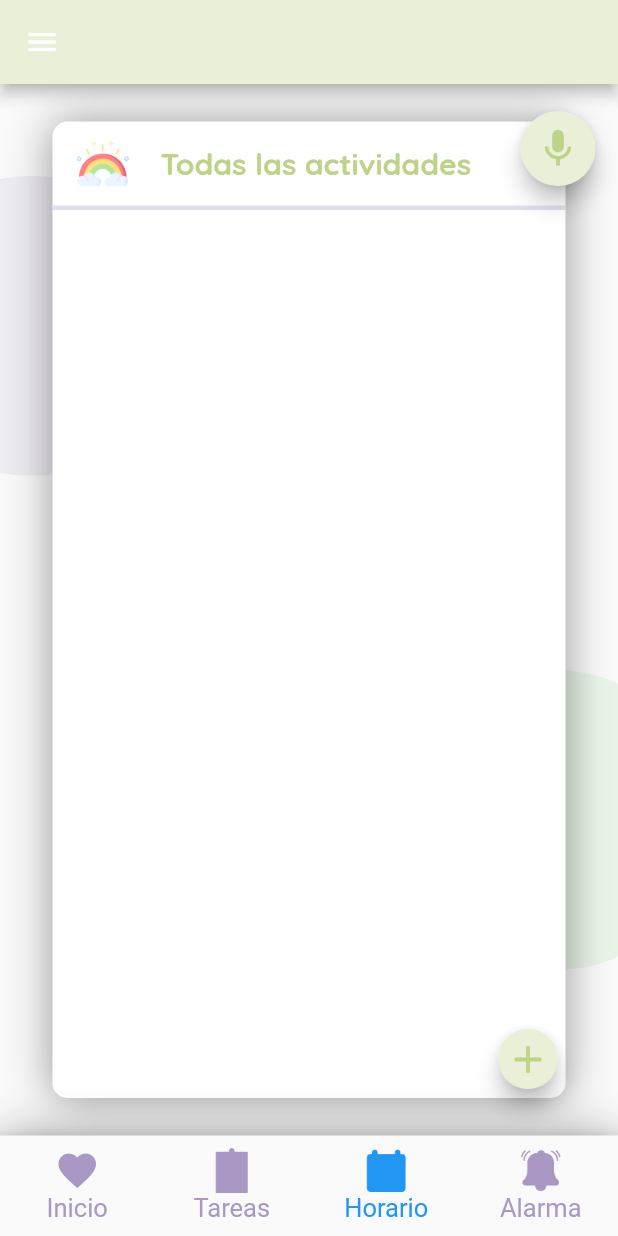
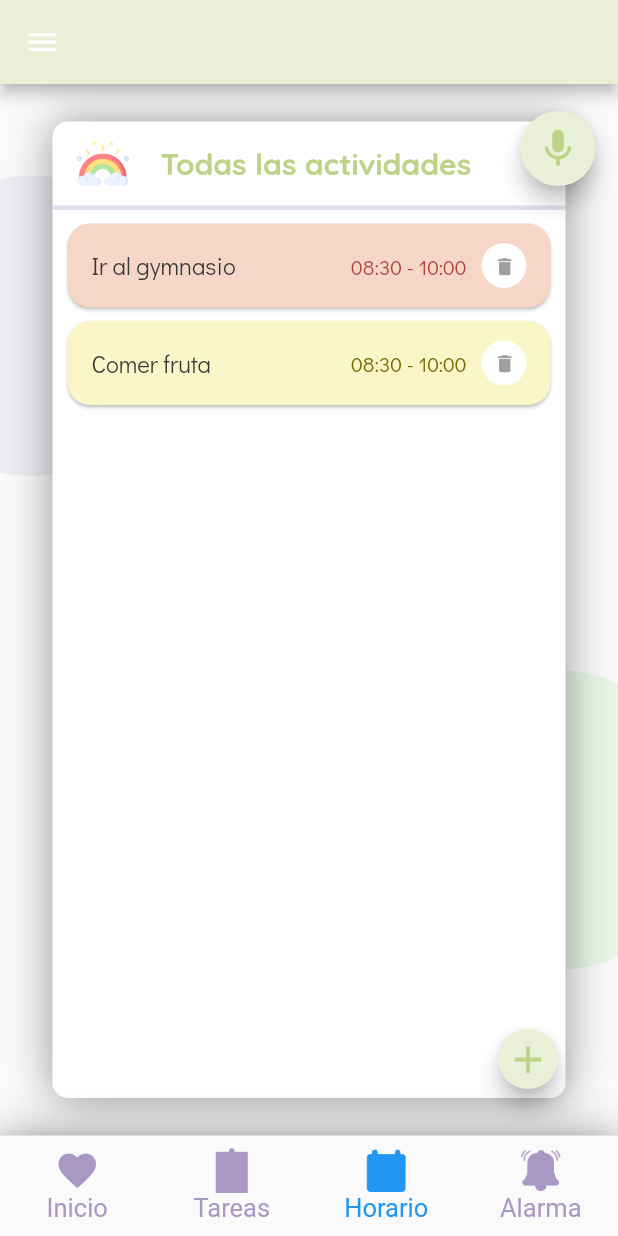
Before and after one commit to MicaelaGordillo/agenda_project, a Flutter app: the screen it shows after launch, item 3 of the bottom bar chosen, on a phone screen of 412 x 824 dp. Run offline on Flutter 3.47's test engine with Material 2 defaults, Android fonts, the phone set to English and light mode, and no system bars; our stand-ins replace sqflite; accounts and stored records are empty.

```diff
--- a/lib/main.dart
+++ b/lib/main.dart
@@ -3,6 +3,9 @@ import 'package:agenda_project/screens/screen_alarmas.dart';
 import 'package:agenda_project/screens/screen_inicio.dart';
 import 'package:agenda_project/screens/screen_tareas.dart';
 import 'package:flutter/material.dart';
+import 'clases/actividad.dart';
+import 'clases/alarm.dart';
+import 'clases/tarea.dart';
 
 void main() {
   runApp(const MyApp());
@@ -34,14 +37,17 @@ class _MyAppStfState extends State<MyAppStf> {
   late Widget _page3;
   late int _currentIndex;
   late Widget _currentPage;
+  List<Tarea> tareas = [];
+  List <Alarm> alarms = [];
+  List<Actividad> actividades = [];
 
   @override
   void initState() {
     super.initState();
-    _page0 = const ScreenMain();
-    _page1 = const ScreenWork();
-    _page2 = const ScreenActividades();
-    _page3 = const ScreenAlarm();
+    _page0 = ScreenMain(tareas, alarms, actividades);
+    _page1 = ScreenWork(tareas);
+    _page2 = ScreenActividades(actividades);
+    _page3 = ScreenAlarm(alarms);
     _pages = [_page0, _page1, _page2, _page3];
     _currentIndex = 0;
     _currentPage = _page0;
@@ -54,9 +60,35 @@ class _MyAppStfState extends State<MyAppStf> {
     });
   }
 
+  void llenarListas(){
+    var tarea1 = Tarea(cod_tarea: 1, descripcion: 'Tarea física', fecha_inicio: '2022-06-03', terminada: false);
+    var tarea2 = Tarea(cod_tarea: 2, descripcion: 'Tarea matemáticas', fecha_inicio: '2022-06-03', terminada: false);
+    if(tareas.isEmpty){
+      tareas.add(tarea1); tareas.add(tarea2);
+    } else {
+      if(tareas.length == 1){
+        tareas.add(tarea1);
+      }
+    }
+    var actividad1 = Actividad(cod_actividad: 0,descripcion: 'Ir al gymnasio',fecha_inicio: '2022-06-03', fecha_final: '2022-06-13', hora_inicio: '08:30', hora_final: '10:00',);
+    var actividad2 = Actividad(cod_actividad: 0, descripcion: 'Comer fruta', fecha_inicio: '2022-06-03', fecha_final: '2022-06-13', hora_inicio: '08:30', hora_final: '10:00',);
+    if(actividades.isEmpty){
+      actividades.add(actividad1); actividades.add(actividad2);
+    } else if (actividades.length == 1){
+      actividades.add(actividad1);
+    }
+    Alarm aux = Alarm('20220-06-13', '10:00', 'Alarma 1');
+    Alarm aux1 = Alarm('20220-06-08', '15:35', 'Alarma 2');
+    if(alarms.isEmpty){
+      alarms.add(aux); alarms.add(aux1);
+    } else if (alarms.length == 1){
+      alarms.add(aux);
+    }
+  }
 
   @override
   Widget build(BuildContext context) {
+    llenarListas();
     return Scaffold(
         body: _pages[_currentIndex],
         bottomNavigationBar: Container(
--- a/lib/screens/screen_actividades.dart
+++ b/lib/screens/screen_actividades.dart
@@ -4,7 +4,8 @@ import 'package:intl/intl.dart';
 import '../clases/tarea.dart';
 
 class ScreenActividades extends StatefulWidget {
-  const ScreenActividades({Key? key}) : super(key: key);
+  List<Actividad> activities;
+  ScreenActividades(this.activities);
 
   @override
   State<ScreenActividades> createState() => _ScreenActividadesState();
@@ -39,6 +40,7 @@ class _ScreenActividadesState extends State<ScreenActividades> {
 
   @override
   Widget build(BuildContext context) {
+    actividades = widget.activities;
     return MaterialApp(
       debugShowCheckedModeBanner: false,
       title: 'Agenda',
--- a/lib/screens/screen_alarmas.dart
+++ b/lib/screens/screen_alarmas.dart
@@ -3,7 +3,8 @@ import 'package:intl/intl.dart';
 import '../clases/alarm.dart';
 
 class ScreenAlarm extends StatefulWidget {
-  const ScreenAlarm({Key? key}) : super(key: key);
+  List <Alarm> alarmas;
+  ScreenAlarm(this.alarmas);
 
   @override
   State<ScreenAlarm> createState() => _ScreenAlarmState();
@@ -39,6 +40,7 @@ class _ScreenAlarmState extends State<ScreenAlarm> {
 
   @override
   Widget build(BuildContext context) {
+    alarms = widget.alarmas;
     return MaterialApp(
       debugShowCheckedModeBanner: false,
       title: 'Agenda',
--- a/lib/screens/screen_inicio.dart
+++ b/lib/screens/screen_inicio.dart
@@ -1,3 +1,4 @@
+import 'package:agenda_project/screens/screen_alarmas.dart';
 import 'package:flutter/material.dart';
 import 'package:intl/intl.dart';
 import '../clases/actividad.dart';
@@ -5,7 +6,10 @@ import '../clases/alarm.dart';
 import '../clases/tarea.dart';
 
 class ScreenMain extends StatefulWidget {
-  const ScreenMain({Key? key}) : super(key: key);
+  List<Tarea> works;
+  List <Alarm> alarmas;
+  List<Actividad> activities;
+  ScreenMain(this.works, this. alarmas, this.activities);
 
   @override
   State<ScreenMain> createState() => _ScreenMainState();
@@ -26,27 +30,12 @@ class _ScreenMainState extends State<ScreenMain> {
     });
   }
 
-  void llenarListas(){
-    var tarea1 = Tarea(cod_tarea: 1, descripcion: 'Tarea física', fecha_inicio: '2022-06-03', terminada: false);
-    var tarea2 = Tarea(cod_tarea: 2, descripcion: 'Tarea matemáticas', fecha_inicio: '2022-06-03', terminada: false);
-    tareas.add(tarea1); tareas.add(tarea2);
-    var actividad = Actividad(
-      cod_actividad: 0,
-      descripcion: 'Ir al gymnasio',
-      fecha_inicio: '2022-06-03',
-      fecha_final: '2022-06-13',
-      hora_inicio: '08:30',
-      hora_final: '10:00',
-    );
-    actividades.add(actividad); actividades.add(actividad);
-    Alarm aux = Alarm('20220-06-13', '10:00', 'Alarma 1');
-    Alarm aux1 = Alarm('20220-06-08', '15:35', 'Alarma 2');
-    alarms.add(aux); alarms.add(aux1);
-  }
-
   @override
   Widget build(BuildContext context) {
-    llenarListas();
+    tareas = widget.works;
+    alarms = widget.alarmas;
+    actividades = widget.activities;
+
     return MaterialApp(
       debugShowCheckedModeBanner: false,
       title: 'Agenda',
@@ -270,10 +259,15 @@ class _ScreenMainState extends State<ScreenMain> {
                           ),
                         ),
                       ),
-                      const ListTile(
-                        trailing: Text('Ver más',
-                          style: TextStyle(color: Colors.blue, fontSize: 18, fontWeight: FontWeight.bold, fontFamily: 'Quicksand',),
+                      RaisedButton(
+                        color: Colors.white,
+                        child: const ListTile(
+                          trailing: Text('Ver más',
+                            style: TextStyle(color: Colors.blue, fontSize: 18, fontWeight: FontWeight.bold, fontFamily: 'Quicksand',),
+                          ),
                         ),
+                        onPressed: (){
+                        }
                       ),
                       const SizedBox(height: 20),
                     ],
--- a/lib/screens/screen_tareas.dart
+++ b/lib/screens/screen_tareas.dart
@@ -3,7 +3,8 @@ import 'package:intl/intl.dart';
 import '../clases/tarea.dart';
 
 class ScreenWork extends StatefulWidget {
-  const ScreenWork({Key? key}) : super(key: key);
+  List<Tarea> works;
+  ScreenWork(this.works);
 
   @override
   State<ScreenWork> createState() => _ScreenWorkState();
@@ -36,6 +37,7 @@ class _ScreenWorkState extends State<ScreenWork> {
 
   @override
   Widget build(BuildContext context) {
+    tareas = widget.works;
     return MaterialApp(
       debugShowCheckedModeBanner: false,
       title: 'Agenda',
```
